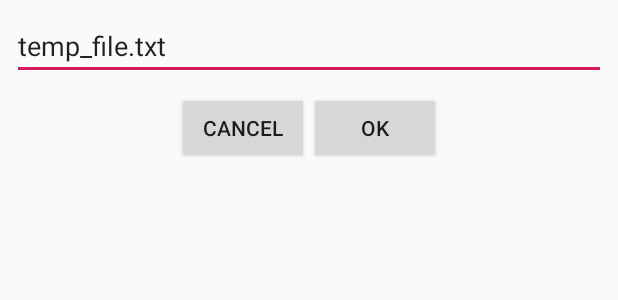
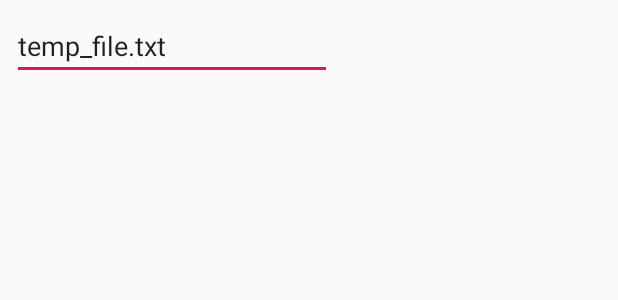
Before and after one commit to HenryFBP/the-best-text-editor-ever, an Android app: the layout fragment_save_file.xml on its own in the app's theme, with its tools: preview values and no code run, on a phone screen of 412 x 824 dp. Shown: the top 300 px of the screen. Run offline under Robolectric (Android 15) with nearby library versions, the phone set to English and light mode, and no system bars.

```diff
--- a/the-best-text-editor-ever/app/src/main/res/layout/fragment_save_file.xml
+++ b/the-best-text-editor-ever/app/src/main/res/layout/fragment_save_file.xml
@@ -1,11 +1,12 @@
 <?xml version="1.0" encoding="utf-8"?>
 <android.support.constraint.ConstraintLayout xmlns:android="http://schemas.android.com/apk/res/android"
                                              xmlns:app="http://schemas.android.com/apk/res-auto"
-                                             xmlns:tools="http://schemas.android.com/tools" android:layout_width="match_parent"
-                                             android:layout_height="match_parent">
+                                             xmlns:tools="http://schemas.android.com/tools"
+                                             android:layout_width="wrap_content"
+                                             android:layout_height="wrap_content">
 
     <EditText
-            android:layout_width="0dp"
+            android:layout_width="wrap_content"
             android:layout_height="wrap_content"
             android:ems="10"
             android:id="@+id/editTextFilename"
@@ -14,23 +15,4 @@
             android:layout_marginTop="8dp" app:layout_constraintTop_toTopOf="parent" android:layout_marginLeft="8dp"
             android:layout_marginStart="8dp" android:layout_marginEnd="8dp" android:layout_marginRight="8dp"
             android:inputType="text" android:text="temp_file.txt"/>
-    <LinearLayout
-            android:orientation="horizontal"
-            android:layout_width="wrap_content"
-            android:layout_height="wrap_content"
-            app:layout_constraintEnd_toEndOf="parent" android:layout_marginEnd="8dp" android:layout_marginRight="8dp"
-            app:layout_constraintStart_toStartOf="parent" android:layout_marginLeft="8dp"
-            android:layout_marginStart="8dp" android:layout_marginTop="8dp"
-            app:layout_constraintTop_toBottomOf="@+id/editTextFilename">
-        <Button
-                android:id="@+id/buttonCancel"
-                android:text="Cancel"
-                android:layout_width="wrap_content"
-                android:layout_height="wrap_content"/>
-        <Button
-                android:text="OK"
-                android:layout_width="wrap_content"
-                android:layout_height="wrap_content"
-                android:id="@+id/buttonOK"/>
-    </LinearLayout>
 </android.support.constraint.ConstraintLayout>
```
Also changed, not shown: the-best-text-editor-ever/app/src/main/java/cooldomainname/com/the_best_text_editor_ever/SaveFileDialogFragment.java (+48 -18 lines), the-best-text-editor-ever/app/src/main/java/cooldomainname/com/the_best_text_editor_ever/TextEditActivity.java (+15 -3 lines).
